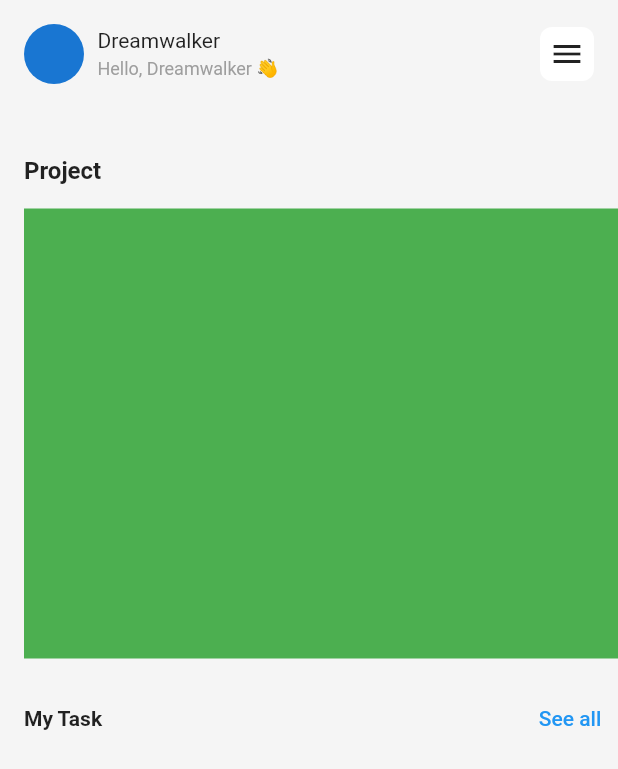
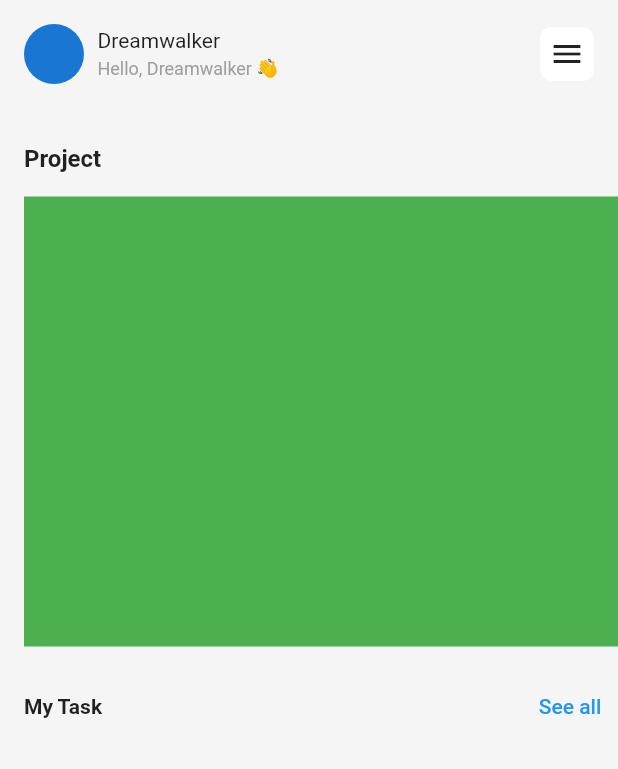
Before and after one commit to JAICHANGPARK/flutter_notebook_18th_story, a Flutter app: the screen it shows after launch, on a phone screen of 412 x 824 dp. Shown: the top 769 px of the screen. Run offline on Flutter 3.47's test engine with Material 2 defaults, Android fonts, the phone set to English and light mode, and no system bars; our stand-ins replace cached_network_image, flutter_lorem, flutter_riverpod, flutter_svg, freezed_annotation, go_router and 2 more.

Commit message:
Update task_management_main_page.dart

```diff
--- a/lib/ep1066_task_mng_app/src/ui/task_management_main_page.dart
+++ b/lib/ep1066_task_mng_app/src/ui/task_management_main_page.dart
@@ -53,7 +53,7 @@ class _TaskManagementMainPageState extends State<TaskManagementMainPage> {
               ),
             ),
             const SizedBox(
-              height: 16,
+              height: 8,
             ),
             Expanded(
                 child: SingleChildScrollView(
```
